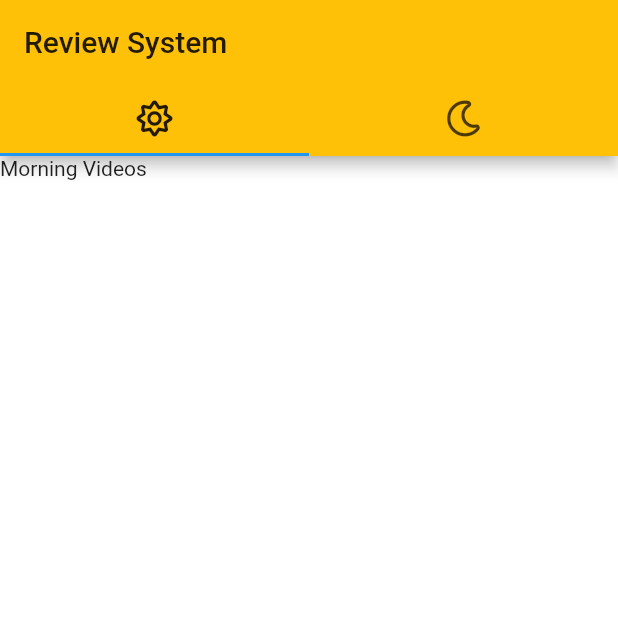
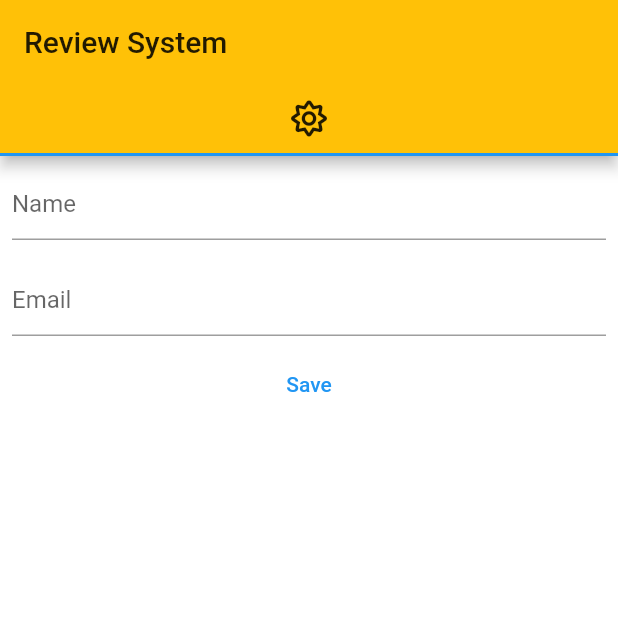
Before and after one commit to yoichiyy/credo, a Flutter app: the screen it shows after launch, on a phone screen of 412 x 824 dp, the top half of it. Run offline on Flutter 3.47's test engine with Material 2 defaults, Android fonts, the phone set to English and light mode, and no system bars; our stand-ins replace font_awesome_flutter, get.

Commit message:
changes done

```diff
--- /dev/null
+++ b/lib/constants/global_constants.dart
@@ -0,0 +1,4 @@
+const String sheetId = "1yl9FmfMZdGFQ9RqvgUjQbxncn9Hi6u5RfcdCASYyUgc";
+
+const String feedbackFormURL =
+    "https://script.google.com/macros/s/AKfycby_Kup2eGjxgyxYliH8pXGxla_Cznc9CqJpEGBsg2HFezvmBt5mrJL3y3RskPoNIij_/exec";
--- /dev/null
+++ b/lib/models/form_models/feedback_form_model.dart
@@ -0,0 +1,9 @@
+class FeedbackFormData {
+  String name = '';
+  String email = '';
+
+  Map toJson() => {
+        "name": this.name,
+        "email": this.email,
+      };
+}
--- a/lib/screens/home_screen.dart
+++ b/lib/screens/home_screen.dart
@@ -3,42 +3,41 @@ import 'package:font_awesome_flutter/font_awesome_flutter.dart';
 
 import 'package:get/get.dart';
 import 'package:review_system/constants/string_constants.dart';
+import 'package:review_system/widgets/forms/feedback_form.dart';
 
 class Home extends StatelessWidget {
+  _changeTheme(i) {
+    if (i == 0) Get.changeThemeMode(ThemeMode.light);
+    if (i == 1) Get.changeThemeMode(ThemeMode.dark);
+  }
+
   @override
   Widget build(BuildContext context) {
     return Scaffold(
       body: DefaultTabController(
-      length: 2,
+        length: 1,
         child: Scaffold(
           appBar: AppBar(
             bottom: TabBar(
-            onTap: (i) {
-              if (i == 0) Get.changeThemeMode(ThemeMode.light);
-              if (i == 1) Get.changeThemeMode(ThemeMode.dark);
-            },
+              onTap: _changeTheme,
               tabs: [
                 Tab(
                   icon: Icon(FontAwesomeIcons.sun),
                 ),
-              Tab(
-                icon: Icon(FontAwesomeIcons.moon),
-              ),
+                // Tab(
+                //   icon: Icon(FontAwesomeIcons.moon),
+                // ),
               ],
             ),
             title: Text(StringConstants.appName),
           ),
           body: TabBarView(
             children: [
-            Text(
-              StringConstants.homeTabMorning,
-            ),
-            Text(
-              StringConstants.homeTabEvening,
-            ),
+              FeedbackForm(),
             ],
           ),
         ),
-    ));
+      ),
+    );
   }
 }
--- /dev/null
+++ b/lib/widgets/forms/feedback_form.dart
@@ -0,0 +1,98 @@
+import 'package:flutter/material.dart';
+import 'package:review_system/controller/feedback_form_controller.dart';
+import 'package:review_system/models/form_models/feedback_form_model.dart';
+import 'package:get/get.dart';
+
+class FeedbackForm extends StatefulWidget {
+  FeedbackForm({Key key}) : super(key: key);
+
+  @override
+  _FeedbackFormState createState() => _FeedbackFormState();
+}
+
+class _FeedbackFormState extends State<FeedbackForm> {
+  final _formKey = GlobalKey<FormState>();
+  ValueNotifier<bool> _isLoading = ValueNotifier<bool>(false);
+  FeedbackFormData _data = new FeedbackFormData();
+
+  _handleFormSave() async {
+    if (_formKey.currentState.validate()) {
+      _formKey.currentState.save();
+      _isLoading.value = true;
+      bool result = await FeedbackFormController().submitForm(_data);
+      if (result) {
+        Get.snackbar("Feedback: ", "It is collected successfully");
+        _formKey.currentState.reset();
+      } else {
+        Get.snackbar("Feedback: ", "Some error happened");
+      }
+      _isLoading.value = false;
+    }
+  }
+
+  @override
+  Widget build(BuildContext context) {
+    return SingleChildScrollView(
+      child: Form(
+        key: _formKey,
+        child: Stack(
+          alignment: Alignment.center,
+          children: [
+            Column(
+              children: [
+                Padding(
+                  padding: const EdgeInsets.all(8.0),
+                  child: TextFormField(
+                    decoration: InputDecoration(
+                      hintText: "Name",
+                    ),
+                    onSaved: (String value) {
+                      this._data.name = value.trim();
+                    },
+                    validator: (String input) {
+                      if (input.isEmpty) {
+                        return "This is compulsory";
+                      } else {
+                        return null;
+                      }
+                    },
+                  ),
+                ),
+                Padding(
+                  padding: const EdgeInsets.all(8.0),
+                  child: TextFormField(
+                    decoration: InputDecoration(
+                      hintText: "Email",
+                    ),
+                    onSaved: (String value) {
+                      this._data.email = value.trim();
+                    },
+                    validator: (String input) {
+                      if (input.isEmpty) {
+                        return "This is compulsory";
+                      } else {
+                        return null;
+                      }
+                    },
+                  ),
+                ),
+                Center(
+                  child: TextButton(
+                    child: Text("Save"),
+                    onPressed: _handleFormSave,
+                  ),
+                )
+              ],
+            ),
+            ValueListenableBuilder(
+              valueListenable: _isLoading,
+              builder: (BuildContext context, dynamic value, Widget child) {
+                return value ? CircularProgressIndicator() : SizedBox();
+              },
+            ),
+          ],
+        ),
+      ),
+    );
+  }
+}
--- a/pubspec.yaml
+++ b/pubspec.yaml
@@ -33,6 +33,7 @@ dev_dependencies:
   flutter_test:
     sdk: flutter
   font_awesome_flutter: ^9.1.0
+  http: ^0.13.3
   get: ^4.2.4
 
 
```
Also changed, not shown: lib/constants/movie_links_constants.dart (added, +23 -0 lines), lib/controller/feedback_form_controller.dart (added, +16 -0 lines), pubspec.lock. Lines whose indentation alone changed are shown as unchanged.
